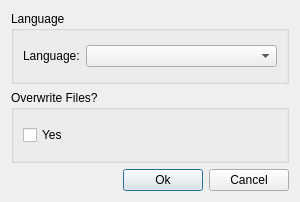
tmeiczin/opendcp, file gui/forms/settings.ui: the form before one commit.
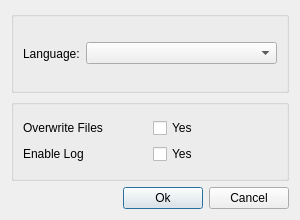
The form after the commit.

```diff
--- a/gui/forms/settings.ui
+++ b/gui/forms/settings.ui
@@ -7,7 +7,7 @@
     <x>0</x>
     <y>0</y>
     <width>300</width>
-    <height>202</height>
+    <height>220</height>
    </rect>
   </property>
   <property name="windowTitle">
@@ -17,7 +17,7 @@
    <item>
     <widget class="QGroupBox" name="groupBox">
      <property name="title">
-      <string>Language</string>
+      <string/>
      </property>
      <layout class="QHBoxLayout" name="horizontalLayout">
       <item>
@@ -43,15 +43,40 @@
    <item>
     <widget class="QGroupBox" name="groupBox_1">
      <property name="title">
-      <string>Overwrite Files?</string>
+      <string/>
      </property>
      <layout class="QVBoxLayout" name="verticalLayout">
       <item>
-       <widget class="QCheckBox" name="checkBox">
-        <property name="text">
-         <string>Yes</string>
-        </property>
-       </widget>
+       <layout class="QGridLayout" name="gridLayout">
+        <item row="0" column="0">
+         <widget class="QLabel" name="overwriteLabel">
+          <property name="text">
+           <string>Overwrite Files</string>
+          </property>
+         </widget>
+        </item>
+        <item row="0" column="1">
+         <widget class="QCheckBox" name="overwriteCheckBox">
+          <property name="text">
+           <string>Yes</string>
+          </property>
+         </widget>
+        </item>
+        <item row="1" column="0">
+         <widget class="QLabel" name="enableLogLabel">
+          <property name="text">
+           <string>Enable Log</string>
+          </property>
+         </widget>
+        </item>
+        <item row="1" column="1">
+         <widget class="QCheckBox" name="enableLogCheckBox">
+          <property name="text">
+           <string>Yes</string>
+          </property>
+         </widget>
+        </item>
+       </layout>
       </item>
      </layout>
     </widget>
```
